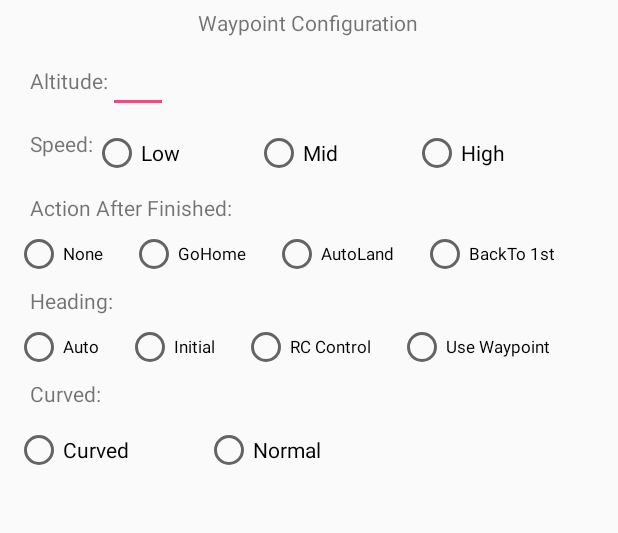
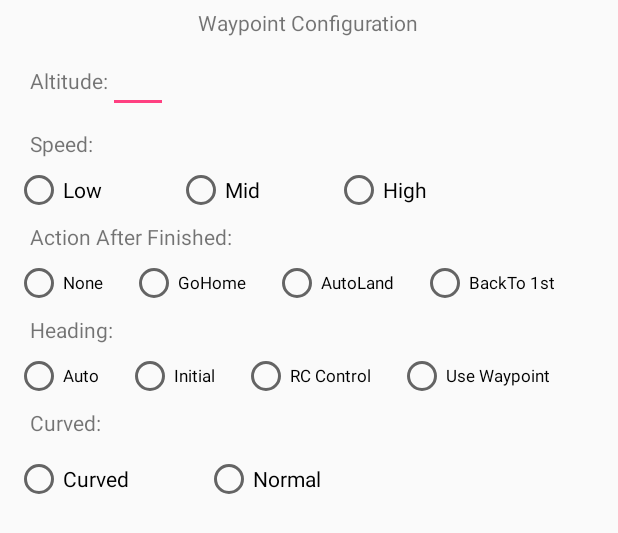
Before and after one commit to zhiyueyan/GSDemo3D, an Android app: the layout dialog_waypointsetting.xml on its own in the app's theme, with its tools: preview values and no code run, on a phone screen of 412 x 824 dp. Shown: the top 533 px of the screen. Run offline under Robolectric (Android 15) with nearby library versions, the phone set to English and light mode, and no system bars.

Commit message:
optimize waypointsetting.xml

```diff
--- a/app/src/main/java/com/dji/GSDemo/GaodeMap/MainActivity.java
+++ b/app/src/main/java/com/dji/GSDemo/GaodeMap/MainActivity.java
@@ -568,6 +568,10 @@ public class MainActivity extends FragmentActivity implements View.OnClickListen
     private void showSettingDialog(){
         //设置航点任务
         LinearLayout wayPointSettings = (LinearLayout)getLayoutInflater().inflate(R.layout.dialog_waypointsetting, null);
+        LinearLayout altitude_Layout = (LinearLayout) wayPointSettings.findViewById(R.id.altitude_layout);
+        if (!Altitude.isEmpty()){
+            altitude_Layout.setVisibility(View.GONE);
+        }
         final TextView wpAltitude_TV = (TextView) wayPointSettings.findViewById(R.id.altitude);
         RadioGroup speed_RG = (RadioGroup) wayPointSettings.findViewById(R.id.speed);
         RadioGroup actionAfterFinished_RG = (RadioGroup) wayPointSettings.findViewById(R.id.actionAfterFinished);
--- a/app/src/main/java/com/dji/GSDemo/GaodeMap/Util.java
+++ b/app/src/main/java/com/dji/GSDemo/GaodeMap/Util.java
@@ -10,7 +10,6 @@ import java.io.BufferedWriter;
 import java.io.File;
 import java.io.FileOutputStream;
 import java.io.IOException;
-import java.io.OutputStream;
 import java.io.OutputStreamWriter;
 import java.io.PrintWriter;
 import java.net.Socket;
--- a/app/src/main/res/layout/dialog_waypointsetting.xml
+++ b/app/src/main/res/layout/dialog_waypointsetting.xml
@@ -2,252 +2,278 @@
 <LinearLayout xmlns:android="http://schemas.android.com/apk/res/android"
     android:layout_width="match_parent"
     android:layout_height="wrap_content"
-    android:orientation="vertical"
     android:layout_marginBottom="10dp"
+    android:layout_marginLeft="10dp"
+    android:layout_marginRight="10dp"
     android:layout_marginTop="5dp"
-    android:layout_marginLeft="10dp"
-    android:layout_marginRight="10dp">
+    android:orientation="vertical">
 
     <ScrollView
         android:layout_width="match_parent"
         android:layout_height="match_parent">
+
         <LinearLayout
             android:layout_width="match_parent"
-            android:layout_height="match_parent"
+            android:layout_height="wrap_content"
             android:orientation="vertical">
 
             <TextView
                 android:layout_width="wrap_content"
                 android:layout_height="wrap_content"
-                android:text="Waypoint Configuration"
-                android:layout_gravity="center_horizontal">
-            </TextView>
+                android:layout_gravity="center_horizontal"
+                android:text="Waypoint Configuration"/>
 
             <LinearLayout
+                android:id="@+id/altitude_layout"
                 android:layout_width="match_parent"
                 android:layout_height="wrap_content"
-                android:orientation="horizontal"
                 android:layout_marginBottom="5dp"
+                android:layout_marginLeft="10dp"
+                android:layout_marginRight="10dp"
                 android:layout_marginTop="5dp"
-                android:layout_marginLeft="10dp"
-                android:layout_marginRight="10dp">
+                android:orientation="horizontal">
+
                 <TextView
                     android:layout_width="wrap_content"
                     android:layout_height="wrap_content"
-                    android:text="Altitude:">
-                </TextView>
+                    android:text="Altitude:"/>
+
                 <EditText
                     android:id="@+id/altitude"
                     android:layout_width="40dp"
                     android:layout_height="wrap_content"
-                    android:maxLines="1"
-                    android:inputType="number|numberDecimal" >
-                </EditText>
+                    android:inputType="number|numberDecimal"
+                    android:maxLines="1"/>
             </LinearLayout>
 
             <LinearLayout
                 android:layout_width="match_parent"
                 android:layout_height="wrap_content"
-                android:orientation="horizontal"
                 android:layout_marginBottom="5dp"
+                android:layout_marginLeft="10dp"
+                android:layout_marginRight="10dp"
                 android:layout_marginTop="5dp"
-                android:layout_marginLeft="10dp"
-                android:layout_marginRight="10dp">
+                android:orientation="horizontal">
+
                 <TextView
                     android:layout_width="wrap_content"
                     android:layout_height="wrap_content"
-                    android:text="Speed:">
-                </TextView>
+                    android:text="Speed:"/>
+            </LinearLayout>
+
+            <LinearLayout
+                android:layout_width="match_parent"
+                android:layout_height="wrap_content"
+                android:orientation="horizontal">
+
                 <RadioGroup
+                    android:id="@+id/speed"
                     android:layout_width="wrap_content"
                     android:layout_height="wrap_content"
-                    android:orientation="horizontal"
-                    android:id="@+id/speed"
-                    android:layout_gravity="center_horizontal">
+                    android:layout_gravity="center_horizontal"
+                    android:orientation="horizontal">
+
                     <RadioButton
                         android:id="@+id/lowSpeed"
                         android:layout_width="wrap_content"
                         android:layout_height="wrap_content"
-                        android:text="Low"/>
+                        android:text="Low" />
+
                     <RadioButton
                         android:id="@+id/MidSpeed"
                         android:layout_width="wrap_content"
                         android:layout_height="wrap_content"
-                        android:text="Mid"
-                        android:layout_marginStart="50dp"/>
+                        android:layout_marginStart="50dp"
+                        android:text="Mid" />
+
                     <RadioButton
                         android:id="@+id/HighSpeed"
                         android:layout_width="wrap_content"
                         android:layout_height="wrap_content"
-                        android:text="High"
-                        android:layout_marginStart="50dp"/>
+                        android:layout_marginStart="50dp"
+                        android:text="High" />
                 </RadioGroup>
             </LinearLayout>
 
             <LinearLayout
                 android:layout_width="match_parent"
                 android:layout_height="wrap_content"
-                android:orientation="horizontal"
                 android:layout_marginBottom="5dp"
+                android:layout_marginLeft="10dp"
+                android:layout_marginRight="10dp"
                 android:layout_marginTop="5dp"
-                android:layout_marginLeft="10dp"
-                android:layout_marginRight="10dp">
+                android:orientation="horizontal">
+
                 <TextView
                     android:layout_width="wrap_content"
                     android:layout_height="wrap_content"
-                    android:text="Action After Finished:"/>
+                    android:text="Action After Finished:" />
             </LinearLayout>
 
             <LinearLayout
                 android:layout_width="match_parent"
                 android:layout_height="wrap_content"
-                android:orientation="horizontal" >
+                android:orientation="horizontal">
+
                 <RadioGroup
+                    android:id="@+id/actionAfterFinished"
                     android:layout_width="wrap_content"
                     android:layout_height="wrap_content"
-                    android:orientation="horizontal"
-                    android:id="@+id/actionAfterFinished"
-                    android:layout_gravity="center_horizontal">
+                    android:layout_gravity="center_horizontal"
+                    android:orientation="horizontal">
+
                     <RadioButton
                         android:id="@+id/finishNone"
                         android:layout_width="wrap_content"
                         android:layout_height="wrap_content"
-                        android:textSize="5pt"
-                        android:text="None"/>
+                        android:text="None"
+                        android:textSize="5pt" />
+
                     <RadioButton
                         android:id="@+id/finishGoHome"
                         android:layout_width="wrap_content"
                         android:layout_height="wrap_content"
-                        android:textSize="5pt"
+                        android:layout_marginStart="18dp"
                         android:text="GoHome"
-                        android:layout_marginStart="18dp"/>
+                        android:textSize="5pt" />
+
                     <RadioButton
                         android:id="@+id/finishAutoLanding"
                         android:layout_width="wrap_content"
                         android:layout_height="wrap_content"
-                        android:textSize="5pt"
+                        android:layout_marginStart="18dp"
                         android:text="AutoLand"
-                        android:layout_marginStart="18dp"/>
+                        android:textSize="5pt" />
+
                     <RadioButton
                         android:id="@+id/finishToFirst"
                         android:layout_width="wrap_content"
                         android:layout_height="wrap_content"
-                        android:textSize="5pt"
+                        android:layout_marginStart="18dp"
                         android:text="BackTo 1st"
-                        android:layout_marginStart="18dp"/>
+                        android:textSize="5pt" />
                 </RadioGroup>
             </LinearLayout>
 
             <LinearLayout
                 android:layout_width="match_parent"
                 android:layout_height="wrap_content"
-                android:orientation="horizontal"
                 android:layout_marginBottom="5dp"
+                android:layout_marginLeft="10dp"
+                android:layout_marginRight="10dp"
                 android:layout_marginTop="5dp"
-                android:layout_marginLeft="10dp"
-                android:layout_marginRight="10dp">
+                android:orientation="horizontal">
+
                 <TextView
                     android:layout_width="wrap_content"
                     android:layout_height="wrap_content"
-                    android:text="Heading:"/>
+                    android:text="Heading:" />
             </LinearLayout>
 
             <LinearLayout
                 android:layout_width="match_parent"
                 android:layout_height="wrap_content"
-                android:orientation="horizontal" >
+                android:orientation="horizontal">
+
                 <RadioGroup
+                    android:id="@+id/heading"
                     android:layout_width="wrap_content"
                     android:layout_height="wrap_content"
-                    android:orientation="horizontal"
-                    android:id="@+id/heading"
-                    android:layout_gravity="center_horizontal">
+                    android:layout_gravity="center_horizontal"
+                    android:orientation="horizontal">
+
                     <RadioButton
                         android:id="@+id/headingNext"
                         android:layout_width="wrap_content"
                         android:layout_height="wrap_content"
-                        android:textSize="5pt"
-                        android:text="Auto"/>
+                        android:text="Auto"
+                        android:textSize="5pt" />
+
                     <RadioButton
                         android:id="@+id/headingInitDirec"
                         android:layout_width="wrap_content"
                         android:layout_height="wrap_content"
-                        android:textSize="5pt"
+                        android:layout_marginStart="18dp"
                         android:text="Initial"
-                        android:layout_marginStart="18dp"/>
+                        android:textSize="5pt" />
+
                     <RadioButton
                         android:id="@+id/headingRC"
                         android:layout_width="wrap_content"
                         android:layout_height="wrap_content"
-                        android:textSize="5pt"
+                        android:layout_marginStart="18dp"
                         android:text="RC Control"
-                        android:layout_marginStart="18dp"/>
+                        android:textSize="5pt" />
+
                     <RadioButton
                         android:id="@+id/headingWP"
                         android:layout_width="wrap_content"
                         android:layout_height="wrap_content"
-                        android:textSize="5pt"
+                        android:layout_marginStart="18dp"
                         android:text="Use Waypoint"
-                        android:layout_marginStart="18dp"/>
+                        android:textSize="5pt" />
                 </RadioGroup>
             </LinearLayout>
 
             <LinearLayout
                 android:layout_width="match_parent"
                 android:layout_height="wrap_content"
-                android:orientation="horizontal"
                 android:layout_marginBottom="5dp"
+                android:layout_marginLeft="10dp"
+                android:layout_marginRight="10dp"
                 android:layout_marginTop="5dp"
-                android:layout_marginLeft="10dp"
-                android:layout_marginRight="10dp">
+                android:orientation="horizontal">
+
                 <TextView
                     android:layout_width="wrap_content"
                     android:layout_height="wrap_content"
-                    android:text="Curved:"/>
+                    android:text="Curved:" />
             </LinearLayout>
 
             <LinearLayout
                 android:layout_width="match_parent"
                 android:layout_height="wrap_content"
                 android:orientation="horizontal">
+
                 <RadioGroup
+                    android:id="@+id/curved_or_normal"
                     android:layout_width="wrap_content"
                     android:layout_height="wrap_content"
-                    android:orientation="horizontal"
-                    android:id="@+id/curved_or_normal"
-                    android:layout_gravity="center_vertical">
+                    android:layout_gravity="center_vertical"
+                    android:orientation="horizontal">
 
                     <RadioButton
                         android:id="@+id/curved"
                         android:layout_width="wrap_content"
                         android:layout_height="wrap_content"
                         android:text="Curved" />
+
                     <RadioButton
                         android:id="@+id/normal"
                         android:layout_width="wrap_content"
                         android:layout_height="wrap_content"
-                        android:text="Normal"
-                        android:layout_marginStart="50dp"/>
+                        android:layout_marginStart="50dp"
+                        android:text="Normal" />
                 </RadioGroup>
 
                 <TextView
                     android:id="@+id/radius_tv"
                     android:layout_width="wrap_content"
                     android:layout_height="wrap_content"
+                    android:layout_gravity="center_vertical"
                     android:layout_marginStart="20dp"
                     android:text="Radius"
                     android:textSize="6pt"
-                    android:visibility="invisible"
-                    android:layout_gravity="center_vertical"/>
+                    android:visibility="invisible" />
 
                 <EditText
                     android:id="@+id/radius"
                     android:layout_width="20dp"
                     android:layout_height="wrap_content"
-                    android:visibility="invisible"
                     android:layout_gravity="center_vertical"
+                    android:inputType="number|numberDecimal"
                     android:maxLines="1"
-                    android:inputType="number|numberDecimal" />
+                    android:visibility="invisible" />
             </LinearLayout>
 
         </LinearLayout>
```
